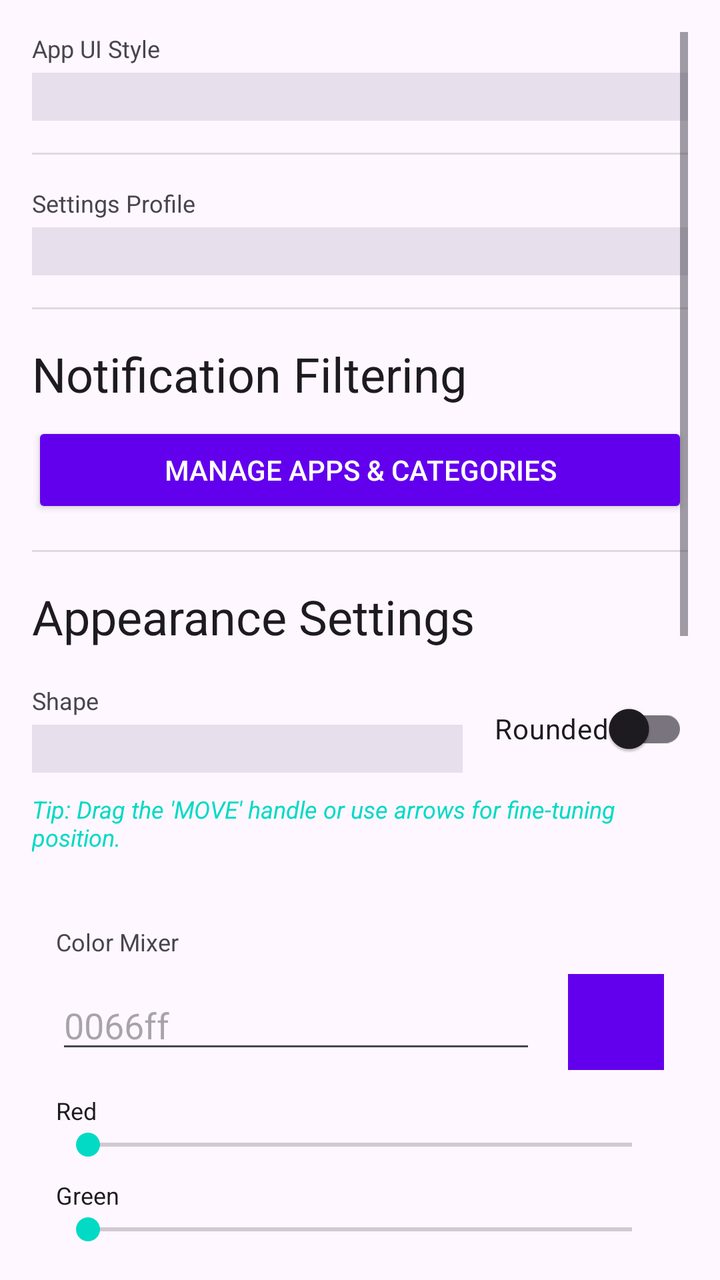
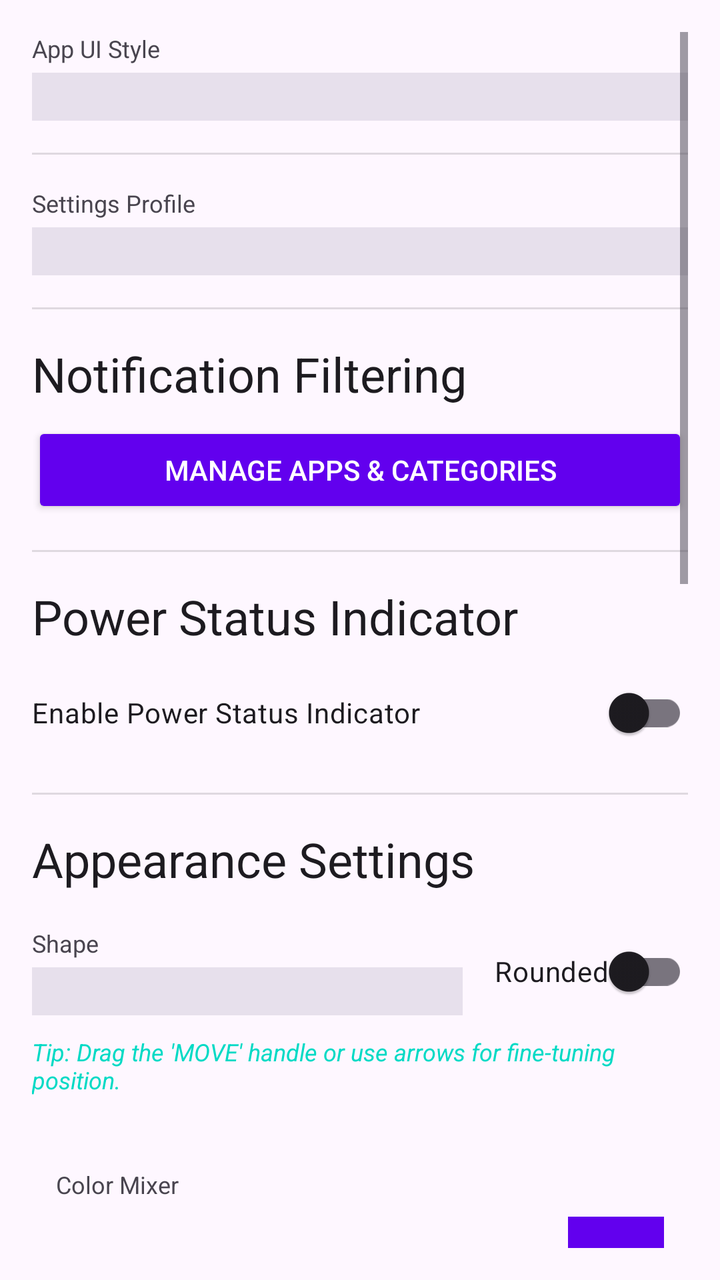

The first picture is an Android layout as it rendered before a commit; the second is the same layout after the commit. The layout source and the unified diff follow.
<!-- AndroidManifest.xml: activity theme Theme.OpenAODNotify -->
<!-- res/layout/activity_settings.xml -->
<?xml version="1.0" encoding="utf-8"?>
<ScrollView xmlns:android="http://schemas.android.com/apk/res/android"
    xmlns:app="http://schemas.android.com/apk/res-auto"
    android:layout_width="match_parent"
    android:layout_height="match_parent"
    android:padding="16dp"
    android:fitsSystemWindows="true"
    android:background="?android:attr/windowBackground">

    <LinearLayout
        android:layout_width="match_parent"
        android:layout_height="wrap_content"
        android:orientation="vertical">

        
        <TextView
            android:layout_width="wrap_content"
            android:layout_height="wrap_content"
            android:text="App UI Style"
            android:textAppearance="@style/TextAppearance.AppCompat.Caption"
            android:textColor="?android:attr/textColorSecondary" />
        <Spinner
            android:id="@+id/spnUITheme"
            android:layout_width="match_parent"
            android:layout_height="wrap_content"
            android:background="?attr/colorSurfaceVariant"
            android:padding="12dp"
            android:layout_marginTop="4dp" />

        <View
            android:layout_width="match_parent"
            android:layout_height="1dp"
            android:background="?android:attr/listDivider"
            android:layout_marginTop="16dp"
            android:layout_marginBottom="16dp" />

        
        <TextView
            android:layout_width="wrap_content"
            android:layout_height="wrap_content"
            android:text="Settings Profile"
            android:textAppearance="@style/TextAppearance.AppCompat.Caption"
            android:textColor="?android:attr/textColorSecondary" />
        <Spinner
            android:id="@+id/spnProfile"
            android:layout_width="match_parent"
            android:layout_height="wrap_content"
            android:background="?attr/colorSurfaceVariant"
            android:padding="12dp"
            android:layout_marginTop="4dp" />

        <View
            android:layout_width="match_parent"
            android:layout_height="1dp"
            android:background="?android:attr/listDivider"
            android:layout_marginTop="16dp"
            android:layout_marginBottom="16dp" />

        <TextView
            android:layout_width="wrap_content"
            android:layout_height="wrap_content"
            android:text="Notification Filtering"
            android:textAppearance="@style/TextAppearance.AppCompat.Headline"
            android:textColor="?android:attr/textColorPrimary"
            android:layout_marginBottom="8dp"/>

        <Button
            android:id="@+id/btnDiscovery"
            style="@style/Widget.AppCompat.Button.Colored"
            android:layout_width="match_parent"
            android:layout_height="wrap_content"
            android:text="Manage Apps &amp; Categories"
            android:layout_marginBottom="16dp" />

        <View
            android:layout_width="match_parent"
            android:layout_height="1dp"
            android:background="?android:attr/listDivider"
            android:layout_marginBottom="16dp" />

        <TextView
            android:layout_width="wrap_content"
            android:layout_height="wrap_content"
            android:text="Appearance Settings"
            android:textAppearance="@style/TextAppearance.AppCompat.Headline"
            android:textColor="?android:attr/textColorPrimary"
            android:layout_marginBottom="16dp"/>

        
        <LinearLayout
            android:layout_width="match_parent"
            android:layout_height="wrap_content"
            android:orientation="horizontal"
            android:gravity="center_vertical">
            <LinearLayout
                android:layout_width="0dp"
                android:layout_height="wrap_content"
                android:layout_weight="1"
                android:orientation="vertical">
                <TextView
                    android:layout_width="wrap_content"
                    android:layout_height="wrap_content"
                    android:text="Shape"
                    android:textAppearance="@style/TextAppearance.AppCompat.Caption"
                    android:textColor="?android:attr/textColorSecondary" />
                <Spinner
                    android:id="@+id/spnShape"
                    android:layout_width="match_parent"
                    android:layout_height="wrap_content"
                    android:background="?attr/colorSurfaceVariant"
                    android:padding="12dp"
                    android:layout_marginTop="4dp" />
            </LinearLayout>
            <com.google.android.material.switchmaterial.SwitchMaterial
                android:id="@+id/swRounded"
                android:layout_width="wrap_content"
                android:layout_height="wrap_content"
                android:text="Rounded"
                android:layout_marginStart="16dp"/>
        </LinearLayout>

        <TextView
            android:layout_width="wrap_content"
            android:layout_height="wrap_content"
            android:text="Tip: Drag the 'MOVE' handle or use arrows for fine-tuning position."
            android:textAppearance="@style/TextAppearance.AppCompat.Caption"
            android:textColor="?attr/colorAccent"
            android:layout_marginTop="8dp"
            android:layout_marginBottom="8dp"
            android:textStyle="italic" />

        
        <LinearLayout
            android:id="@+id/layoutLineSides"
            android:layout_width="match_parent"
            android:layout_height="wrap_content"
            android:orientation="vertical"
            android:layout_marginTop="16dp"
            android:background="?attr/colorSurface"
            android:padding="12dp"
            android:visibility="gone">
            <TextView
                android:layout_width="wrap_content"
                android:layout_height="wrap_content"
                android:text="Active Sides"
                android:textAppearance="@style/TextAppearance.AppCompat.Caption"
                android:textColor="?android:attr/textColorSecondary" />
            <GridLayout
                android:layout_width="match_parent"
                android:layout_height="wrap_content"
                android:columnCount="2"
                android:rowCount="2"
                android:layout_marginTop="8dp">
                <CheckBox android:id="@+id/cbTop" android:layout_width="wrap_content" android:layout_height="wrap_content" android:text="Top" />
                <CheckBox android:id="@+id/cbBottom" android:layout_width="wrap_content" android:layout_height="wrap_content" android:text="Bottom" />
                <CheckBox android:id="@+id/cbLeft" android:layout_width="wrap_content" android:layout_height="wrap_content" android:text="Left" />
                <CheckBox android:id="@+id/cbRight" android:layout_width="wrap_content" android:layout_height="wrap_content" android:text="Right" />
            </GridLayout>
        </LinearLayout>

        
        <LinearLayout
            android:layout_width="match_parent"
            android:layout_height="wrap_content"
            android:orientation="vertical"
            android:layout_marginTop="16dp"
            android:background="?attr/colorSurface"
            android:padding="12dp">

            <TextView
                android:layout_width="wrap_content"
                android:layout_height="wrap_content"
                android:text="Color Mixer"
                android:textAppearance="@style/TextAppearance.AppCompat.Caption"
                android:textColor="?android:attr/textColorSecondary" />

            <LinearLayout
                android:layout_width="match_parent"
                android:layout_height="wrap_content"
                android:orientation="horizontal"
                android:gravity="center_vertical"
                android:layout_marginTop="8dp">
                <EditText
                    android:id="@+id/etColor"
                    android:layout_width="0dp"
                    android:layout_height="wrap_content"
                    android:layout_weight="1"
                    android:hint="0066ff"
                    android:maxLength="6"
                    android:singleLine="true"
                    android:focusable="false"
                    android:cursorVisible="false" />
                <View
                    android:id="@+id/color_preview"
                    android:layout_width="48dp"
                    android:layout_height="48dp"
                    android:layout_marginStart="16dp"
                    android:background="?attr/colorPrimary" />
            </LinearLayout>

            <TextView android:text="Red" android:layout_width="wrap_content" android:layout_height="wrap_content" android:layout_marginTop="12dp" android:textSize="12sp" android:textColor="?android:attr/textColorPrimary"/>
            <SeekBar android:id="@+id/seek_red" android:layout_width="match_parent" android:layout_height="wrap_content" android:max="255" />

            <TextView android:text="Green" android:layout_width="wrap_content" android:layout_height="wrap_content" android:layout_marginTop="8dp" android:textSize="12sp" android:textColor="?android:attr/textColorPrimary"/>
            <SeekBar android:id="@+id/seek_green" android:layout_width="match_parent" android:layout_height="wrap_content" android:max="255" />

            <TextView android:text="Blue" android:layout_width="wrap_content" android:layout_height="wrap_content" android:layout_marginTop="8dp" android:textSize="12sp" android:textColor="?android:attr/textColorPrimary"/>
            <SeekBar android:id="@+id/seek_blue" android:layout_width="match_parent" android:layout_height="wrap_content" android:max="255" />
        </LinearLayout>

        
        <include layout="@layout/stepper_field" android:id="@+id/stepperSize"/>
        <include layout="@layout/stepper_field" android:id="@+id/stepperDuration"/>
        <include layout="@layout/stepper_field" android:id="@+id/stepperMinAlpha"/>
        <include layout="@layout/stepper_field" android:id="@+id/stepperMaxAlpha"/>
        <include layout="@layout/stepper_field" android:id="@+id/stepperTimeout"/>

        
        <LinearLayout
            android:id="@+id/layoutPosition"
            android:layout_width="match_parent"
            android:layout_height="wrap_content"
            android:orientation="vertical"
            android:layout_marginTop="16dp">

            <TextView
                android:layout_width="wrap_content"
                android:layout_height="wrap_content"
                android:text="Positioning"
                android:textAppearance="@style/TextAppearance.AppCompat.Caption"
                android:textColor="?android:attr/textColorSecondary" />

            <LinearLayout
                android:layout_width="match_parent"
                android:layout_height="wrap_content"
                android:orientation="horizontal"
                android:gravity="center_vertical">

                <LinearLayout
                    android:layout_width="0dp"
                    android:layout_height="wrap_content"
                    android:layout_weight="1"
                    android:orientation="vertical">
                    <TextView
                        android:layout_width="wrap_content"
                        android:layout_height="wrap_content"
                        android:text="X Offset"
                        android:textSize="10sp"
                        android:textColor="?android:attr/textColorPrimary"/>
                    <EditText
                        android:id="@+id/etX"
                        android:layout_width="match_parent"
                        android:layout_height="wrap_content"
                        android:inputType="numberSigned"
                        android:hint="600" />
                </LinearLayout>

                <LinearLayout
                    android:layout_width="0dp"
                    android:layout_height="wrap_content"
                    android:layout_weight="1"
                    android:orientation="vertical"
                    android:layout_marginStart="8dp">
                    <TextView
                        android:layout_width="wrap_content"
                        android:layout_height="wrap_content"
                        android:text="Y Offset"
                        android:textSize="10sp"
                        android:textColor="?android:attr/textColorPrimary"/>
                    <EditText
                        android:id="@+id/etY"
                        android:layout_width="match_parent"
                        android:layout_height="wrap_content"
                        android:inputType="numberSigned"
                        android:hint="325" />
                </LinearLayout>

                <GridLayout
                    android:layout_width="wrap_content"
                    android:layout_height="wrap_content"
                    android:columnCount="3"
                    android:rowCount="2"
                    android:layout_marginStart="16dp">
                    <View android:layout_width="32dp" android:layout_height="32dp" />
                    <ImageButton
                        android:id="@+id/btnUp"
                        android:layout_width="32dp"
                        android:layout_height="32dp"
                        android:src="@android:drawable/arrow_up_float"
                        android:background="?attr/selectableItemBackground"
                        android:tint="?attr/colorOnSurface"
                        android:contentDescription="Up" />
                    <View android:layout_width="32dp" android:layout_height="32dp" />
                    <ImageButton
                        android:id="@+id/btnLeft"
                        android:layout_width="32dp"
                        android:layout_height="32dp"
                        android:src="@android:drawable/arrow_down_float"
                        android:rotation="90"
                        android:background="?attr/selectableItemBackground"
                        android:tint="?attr/colorOnSurface"
                        android:contentDescription="Left" />
                    <ImageButton
                        android:id="@+id/btnDown"
                        android:layout_width="32dp"
                        android:layout_height="32dp"
                        android:src="@android:drawable/arrow_down_float"
                        android:background="?attr/selectableItemBackground"
                        android:tint="?attr/colorOnSurface"
                        android:contentDescription="Down" />
                    <ImageButton
                        android:id="@+id/btnRight"
                        android:layout_width="32dp"
                        android:layout_height="32dp"
                        android:src="@android:drawable/arrow_up_float"
                        android:rotation="90"
                        android:background="?attr/selectableItemBackground"
                        android:tint="?attr/colorOnSurface"
                        android:contentDescription="Right" />
                </GridLayout>
            </LinearLayout>
        </LinearLayout>

        <Button
            android:id="@+id/btnSave"
            android:layout_width="match_parent"
            android:layout_height="wrap_content"
            android:text="Save &amp; Apply"
            android:layout_marginTop="32dp"
            android:layout_marginBottom="32dp" />

    </LinearLayout>
</ScrollView>
<!-- res/layout/stepper_field.xml (included above) -->
<?xml version="1.0" encoding="utf-8"?>
<LinearLayout xmlns:android="http://schemas.android.com/apk/res/android"
    android:layout_width="match_parent"
    android:layout_height="wrap_content"
    android:orientation="vertical"
    android:layout_marginTop="16dp">

    <TextView
        android:id="@+id/tvLabel"
        android:layout_width="wrap_content"
        android:layout_height="wrap_content"
        android:text="Label"
        android:textAppearance="@style/TextAppearance.AppCompat.Caption" />

    <LinearLayout
        android:layout_width="match_parent"
        android:layout_height="wrap_content"
        android:orientation="horizontal"
        android:gravity="center_vertical">

        <ImageButton
            android:id="@+id/btnMinus"
            android:layout_width="48dp"
            android:layout_height="48dp"
            android:src="@android:drawable/button_onoff_indicator_off"
            android:background="?attr/selectableItemBackground"
            android:contentDescription="Decrease" />

        <EditText
            android:id="@+id/etValue"
            android:layout_width="0dp"
            android:layout_height="wrap_content"
            android:layout_weight="1"
            android:gravity="center"
            android:inputType="numberDecimal"
            android:hint="0" />

        <ImageButton
            android:id="@+id/btnPlus"
            android:layout_width="48dp"
            android:layout_height="48dp"
            android:src="@android:drawable/button_onoff_indicator_on"
            android:background="?attr/selectableItemBackground"
            android:contentDescription="Increase" />
    </LinearLayout>
</LinearLayout>
<!-- resources referenced by this layout -->
<resources>
  <style name="Theme.OpenAODNotify" parent="Theme.Material3.DayNight.NoActionBar">
          <item name="colorPrimary">@color/purple_500</item>
          <item name="colorSecondary">@color/teal_200</item>
          <item name="android:statusBarColor">?attr/colorSurface</item>
          <item name="android:windowLightStatusBar" tools:targetApi="m">true</item>
      </style>
  <color name="purple_500">#FF6200EE</color>
  <color name="teal_200">#FF03DAC5</color>
</resources>

<!-- the commit's change to res/layout/activity_settings.xml (unified diff, before → after) -->
@@ -76,6 +76,94 @@
             android:layout_width="match_parent"
             android:layout_height="1dp"
             android:background="?android:attr/listDivider"
+            android:layout_marginBottom="16dp" />
+
+        
+        <TextView
+            android:layout_width="wrap_content"
+            android:layout_height="wrap_content"
+            android:text="Power Status Indicator"
+            android:textAppearance="@style/TextAppearance.AppCompat.Headline"
+            android:textColor="?android:attr/textColorPrimary"
+            android:layout_marginBottom="8dp"/>
+
+        <com.google.android.material.switchmaterial.SwitchMaterial
+            android:id="@+id/swPowerStatus"
+            android:layout_width="match_parent"
+            android:layout_height="wrap_content"
+            android:text="Enable Power Status Indicator"
+            android:layout_marginBottom="8dp"/>
+
+        <LinearLayout
+            android:id="@+id/layoutPowerColors"
+            android:layout_width="match_parent"
+            android:layout_height="wrap_content"
+            android:orientation="vertical"
+            android:visibility="gone">
+
+            <TextView
+                android:layout_width="wrap_content"
+                android:layout_height="wrap_content"
+                android:text="Indicator Shape"
+                android:textAppearance="@style/TextAppearance.AppCompat.Caption"
+                android:textColor="?android:attr/textColorSecondary"
+                android:layout_marginBottom="4dp"/>
+
+            <Spinner
+                android:id="@+id/spnPowerShape"
+                android:layout_width="match_parent"
+                android:layout_height="wrap_content"
+                android:background="?attr/colorSurfaceVariant"
+                android:padding="12dp"
+                android:layout_marginBottom="12dp" />
+
+            <TextView
+                android:layout_width="wrap_content"
+                android:layout_height="wrap_content"
+                android:text="Colors (Hex)"
+                android:textAppearance="@style/TextAppearance.AppCompat.Caption"
+                android:textColor="?android:attr/textColorSecondary"
+                android:layout_marginBottom="4dp"/>
+
+            <LinearLayout
+                android:layout_width="match_parent"
+                android:layout_height="wrap_content"
+                android:orientation="horizontal"
+                android:layout_marginBottom="8dp">
+                <EditText
+                    android:id="@+id/etColorPlugged"
+                    android:layout_width="0dp"
+                    android:layout_height="wrap_content"
+                    android:layout_weight="1"
+                    android:hint="Plugged (Green)"
+                    android:maxLength="6"
+                    android:singleLine="true"/>
+                <EditText
+                    android:id="@+id/etColorCharging"
+                    android:layout_width="0dp"
+                    android:layout_height="wrap_content"
+                    android:layout_weight="1"
+                    android:hint="Charging (Yellow)"
+                    android:maxLength="6"
+                    android:singleLine="true"
+                    android:layout_marginStart="8dp"/>
+                <EditText
+                    android:id="@+id/etColorLow"
+                    android:layout_width="0dp"
+                    android:layout_height="wrap_content"
+                    android:layout_weight="1"
+                    android:hint="Low (Red)"
+                    android:maxLength="6"
+                    android:singleLine="true"
+                    android:layout_marginStart="8dp"/>
+            </LinearLayout>
+        </LinearLayout>
+
+        <View
+            android:layout_width="match_parent"
+            android:layout_height="1dp"
+            android:background="?android:attr/listDivider"
+            android:layout_marginTop="8dp"
             android:layout_marginBottom="16dp" />
 
         <TextView
